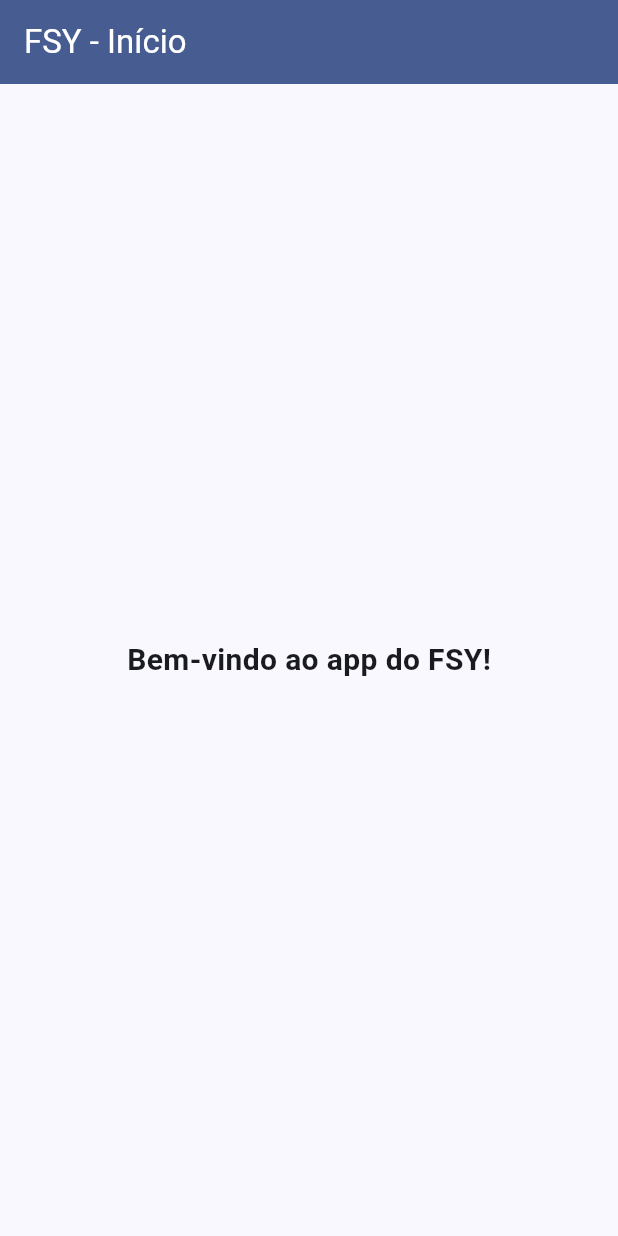
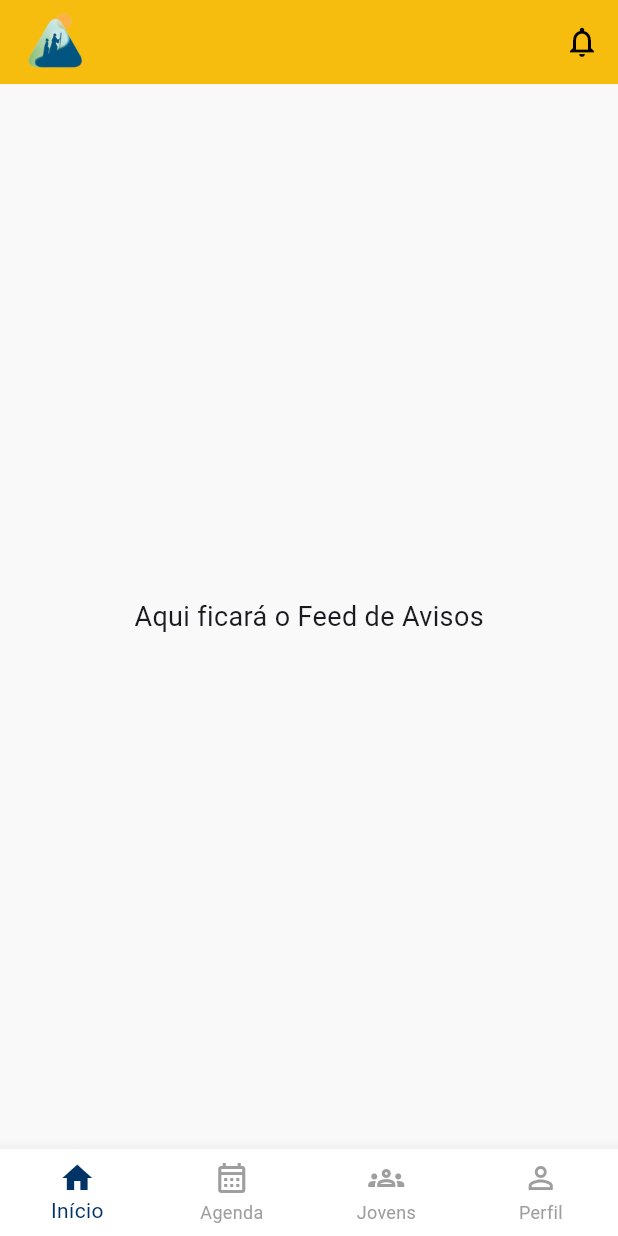
Before and after one commit to AvisonCirilo/app_fsy, a Flutter app: the screen it shows after launch, after a tap on "LOGIN", on a phone screen of 412 x 824 dp. Run offline on Flutter 3.47's test engine with Material 3 defaults, Android fonts, the phone set to English and light mode, and no system bars.

Commit message:
Sessões de tela principal

```diff
--- /dev/null
+++ b/lib/telas/abas/aba_agenda.dart
@@ -0,0 +1,15 @@
+import 'package:flutter/material.dart';
+
+class AbaInicio extends StatelessWidget {
+  const AbaInicio({super.key});
+
+  @override
+  Widget build(BuildContext context) {
+    return const Center(
+      child: Text(
+        'Aqui ficará o Feed de Avisos',
+        style: TextStyle(fontSize: 18),
+      ),
+    );
+  }
+}
--- /dev/null
+++ b/lib/telas/abas/aba_jovens.dart
@@ -0,0 +1,15 @@
+import 'package:flutter/material.dart';
+
+class AbaInicio extends StatelessWidget {
+  const AbaInicio({super.key});
+
+  @override
+  Widget build(BuildContext context) {
+    return const Center(
+      child: Text(
+        'Aqui ficará o Feed de Avisos',
+        style: TextStyle(fontSize: 18),
+      ),
+    );
+  }
+}
--- /dev/null
+++ b/lib/telas/abas/aba_perfil.dart
@@ -0,0 +1,15 @@
+import 'package:flutter/material.dart';
+
+class AbaInicio extends StatelessWidget {
+  const AbaInicio({super.key});
+
+  @override
+  Widget build(BuildContext context) {
+    return const Center(
+      child: Text(
+        'Aqui ficará o Feed de Avisos',
+        style: TextStyle(fontSize: 18),
+      ),
+    );
+  }
+}
--- a/lib/telas/home_tela.dart
+++ b/lib/telas/home_tela.dart
@@ -1,22 +1,158 @@
+import 'package:app_fsy/telas/abas/aba_perfil.dart';
 import 'package:flutter/material.dart';
 
-class TelaInicial extends StatelessWidget {
+/*import './abas/aba_inicio.dart';
+import './abas/aba_agenda.dart';
+import './abas/aba_jovens.dart';
+import './abas/aba_perfil.dart';*/
+
+class TelaInicial extends StatefulWidget {
   const TelaInicial({super.key});
+
+  @override
+  State<TelaInicial> createState() => _TelaInicialState();
+}
+
+class _TelaInicialState extends State<TelaInicial> {
+  // Essa variável guarda qual "aba" está selecionada (começa no 0, que é o Início)
+  int _indiceAtual = 0;
+
+  // Lista de "Telas" que vão aparecer no meio do aplicativo dependendo da aba escolhida
+  final List<Widget> _secoes = [
+    const AbaInicio(),
+    const SecaoAgenda(), // Índice 1
+    const SecaoJovens(), // Índice 2
+    const SecaoPerfil(), // Índice 3
+  ];
+
+  // Função que roda quando clicamos em um ícone da barra
+  void _aoTocarNaAba(int indice) {
+    setState(() {
+      _indiceAtual = indice;
+    });
+  }
 
   @override
   Widget build(BuildContext context) {
     return Scaffold(
+      backgroundColor: const Color(0xFFF9F9F9),
+
+      // A barra superior
       appBar: AppBar(
-        title: const Text('FSY - Início'),
-        backgroundColor: Theme.of(context).colorScheme.primary,
-        foregroundColor: Colors.white,
+        automaticallyImplyLeading: false,
+        title: Image.asset(
+          'assets/images/logo.png',
+          height: 40, // Altura limitada para não estourar o tamanho da barra
+        ),
+
+        backgroundColor: const Color(0xFFFFC107), // Nosso Amarelo
+        foregroundColor: Colors.black,
+        elevation: 1,
+        actions: [
+          IconButton(
+            icon: const Icon(
+              Icons.notifications_none,
+            ), // Ícone de notificações estilo rede social
+            onPressed: () {},
+          ),
+        ],
       ),
-      body: const Center(
-        child: Text(
-          'Bem-vindo ao app do FSY!',
-          style: TextStyle(fontSize: 20, fontWeight: FontWeight.bold),
-        ),
+
+      // O "Corpo" do aplicativo agora muda dependendo do _indiceAtual
+      body: _secoes[_indiceAtual],
+
+      // A Mágica da Rede Social: A Barra Inferior
+      bottomNavigationBar: BottomNavigationBar(
+        type: BottomNavigationBarType
+            .fixed, // Mantém os ícones fixos mesmo se tiver muitos
+        backgroundColor: Colors.white,
+        selectedItemColor: const Color(
+          0xFF003366,
+        ), // Azul escuro para o item selecionado
+        unselectedItemColor: Colors.grey,
+        currentIndex: _indiceAtual,
+        onTap: _aoTocarNaAba,
+        items: const [
+          BottomNavigationBarItem(
+            icon: Icon(Icons.home_outlined),
+            activeIcon: Icon(Icons.home),
+            label: 'Início',
+          ),
+          BottomNavigationBarItem(
+            icon: Icon(Icons.calendar_month_outlined),
+            activeIcon: Icon(Icons.calendar_month),
+            label: 'Agenda',
+          ),
+          BottomNavigationBarItem(
+            icon: Icon(Icons.groups_outlined),
+            activeIcon: Icon(Icons.groups),
+            label: 'Jovens',
+          ),
+          BottomNavigationBarItem(
+            icon: Icon(Icons.person_outline),
+            activeIcon: Icon(Icons.person),
+            label: 'Perfil',
+          ),
+        ],
       ),
     );
   }
 }
+
+// ============================================================================
+// Abaixo estão os "Tijolos" (Widgets) temporários para cada seção.
+// No futuro, colocaremos cada um desses em um arquivo separado na pasta 'telas'
+// ============================================================================
+
+/*class SecaoInicio extends StatelessWidget {
+  const SecaoInicio({super.key});
+  @override
+  Widget build(BuildContext context) {
+    return const Center(
+      child: Text(
+        'Aqui ficará o Feed de Avisos e Postagens',
+        style: TextStyle(fontSize: 16),
+      ),
+    );
+  }
+}*/
+
+class SecaoAgenda extends StatelessWidget {
+  const SecaoAgenda({super.key});
+  @override
+  Widget build(BuildContext context) {
+    return const Center(
+      child: Text(
+        'Aqui ficará o Cronograma do Evento',
+        style: TextStyle(fontSize: 16),
+      ),
+    );
+  }
+}
+
+class SecaoJovens extends StatelessWidget {
+  const SecaoJovens({super.key});
+  @override
+  Widget build(BuildContext context) {
+    return const Center(
+      child: Text(
+        'Aqui ficará a Lista dos Jovens da Companhia',
+        style: TextStyle(fontSize: 16),
+      ),
+    );
+  }
+}
+
+class SecaoPerfil extends StatelessWidget {
+  const SecaoPerfil({super.key});
+  @override
+  Widget build(BuildContext context) {
+    return Center(
+      child: ElevatedButton(
+        onPressed: () =>
+            Navigator.pop(context), // O botão de sair agora fica no perfil
+        child: const Text('Sair do Aplicativo'),
+      ),
+    );
+  }
+}
--- a/lib/telas/login_tela.dart
+++ b/lib/telas/login_tela.dart
@@ -98,17 +98,6 @@
                       },
                     ),
                     const SizedBox(height: 15),
-
-                    // Usando nosso Botão Secundário (Escuro)
-                    /*MeuBotao(
-                    texto: 'SIGNUP',
-                    corFundo: const Color(0xFF222222), // Cinza quase preto
-                    corTexto: Colors.white,
-                    onTap: () {
-                      // Ação futura de criar conta
-                    },
-                  ),
-                  const SizedBox(height: 30),*/
                   ],
                 ),
               ),
```
Also changed, not shown: lib/telas/abas/aba_inicio.dart (added, +129 -0 lines).
